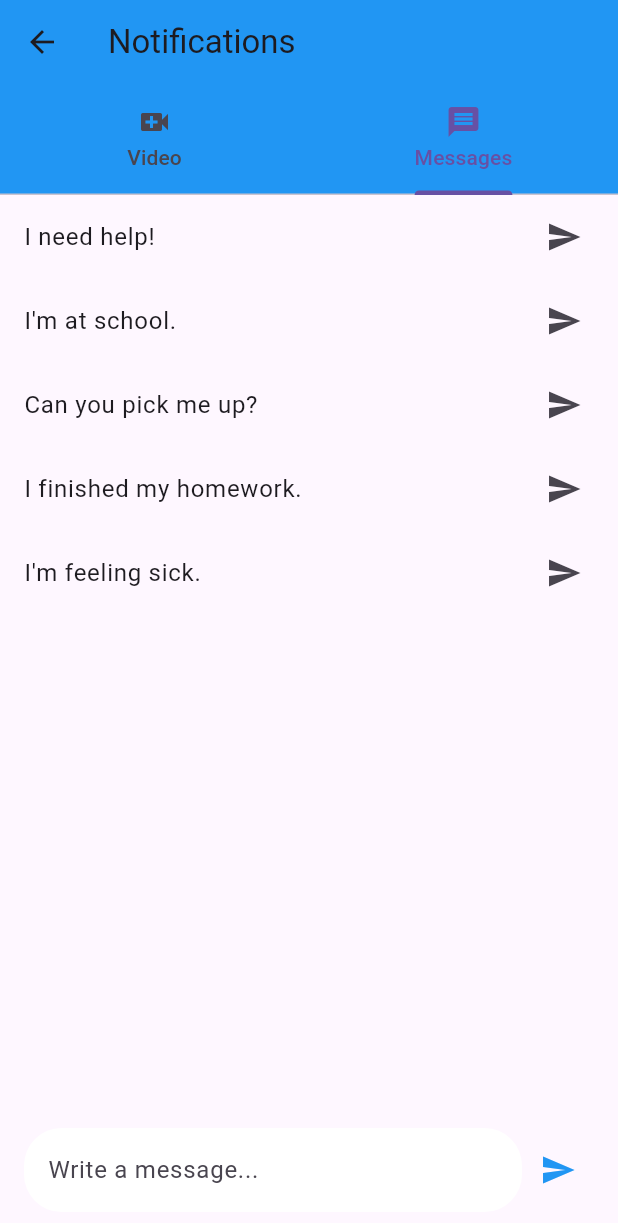
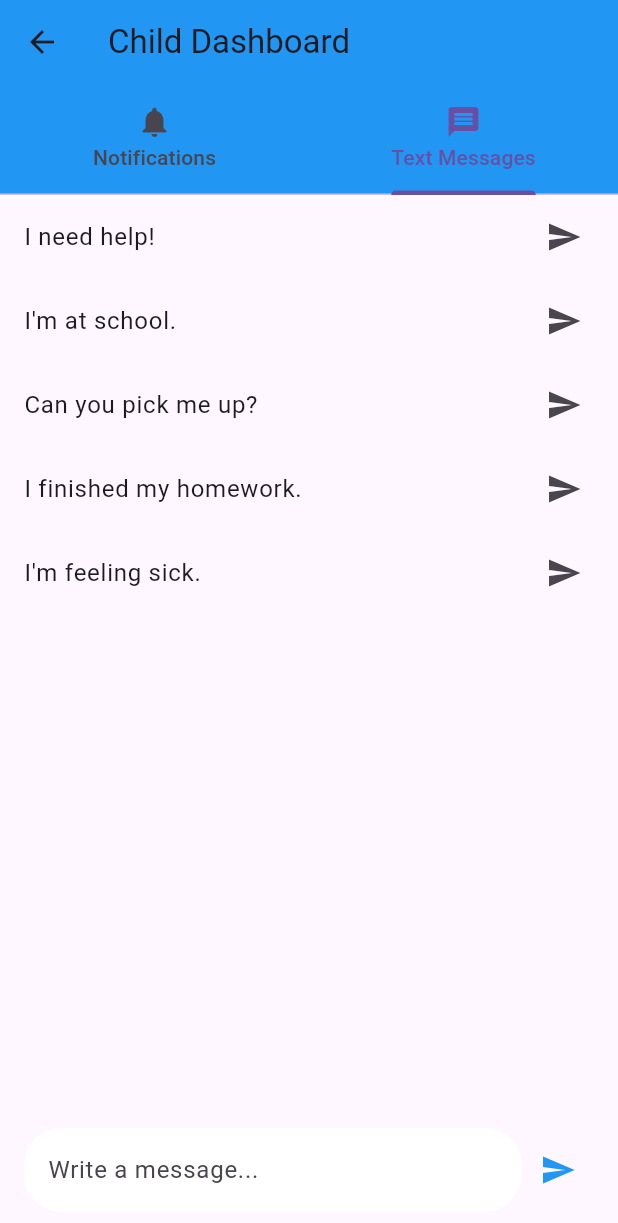
Before and after one commit to aifahazlin/kidspot, a Flutter app: the SOSPage screen opened directly, tab 2 chosen, on a phone screen of 412 x 824 dp. Shown: the top 1223 px of the screen. Run offline on Flutter 3.47's test engine with Material 3 defaults, Android fonts, the phone set to English and light mode, and no system bars; our stand-ins replace camera, cloud_firestore, firebase_auth, firebase_core, geolocator, google_maps_flutter and 3 more; missing offline and left inert: qr_code_scanner; accounts and stored records are empty; network calls fail; Roboto replaces fonts that are missing (Poppins).

Commit message:
- parent dashboard : location alert : message
-child dashboard
: video message
: push notifications

-settings
: display name and email

```diff
--- a/lib/sos_page.dart
+++ b/lib/sos_page.dart
@@ -11,17 +11,17 @@ class SOSPage extends StatelessWidget {
       length: 2,
       child: Scaffold(
         appBar: AppBar(
-          title: Text(isParent ? 'Messages to Child' : 'Notifications'),
+          title: Text(isParent ? 'Parent Dashboard' : 'Child Dashboard'),
           bottom: const TabBar(
             tabs: [
-              Tab(icon: Icon(Icons.video_call), text: 'Video'),
-              Tab(icon: Icon(Icons.message), text: 'Messages'),
+              Tab(icon: Icon(Icons.notifications), text: 'Notifications'),
+              Tab(icon: Icon(Icons.message), text: 'Text Messages'),
             ],
           ),
         ),
         body: TabBarView(
           children: [
-            VideoMessagesPage(isParent: isParent),
+            isParent ? LocationAlertsPage() : VideoMessagesPage(isParent: isParent),
             TextMessagesPage(isParent: isParent),
           ],
         ),
@@ -132,6 +132,22 @@ class RecordButton extends StatelessWidget {
   }
 }
 
+class LocationAlertsPage extends StatelessWidget {
+  @override
+  Widget build(BuildContext context) {
+    // Implementation for LocationAlertsPage for parent users
+    return ListView.builder(
+      itemCount: 5,  // Replace with actual data length
+      itemBuilder: (context, index) {
+        return ListTile(
+          leading: Icon(Icons.location_on),
+          title: Text('Child left school area'),  // Replace with actual data
+          subtitle: Text('10 mins ago'),  // Replace with actual data
+        );
+      },
+    );
+  }
+}
 
 class TextMessagesPage extends StatefulWidget {
   final bool isParent;
```
Also changed, not shown: lib/login_form.dart (+32 -23 lines), lib/settings_page.dart (+44 -30 lines).
